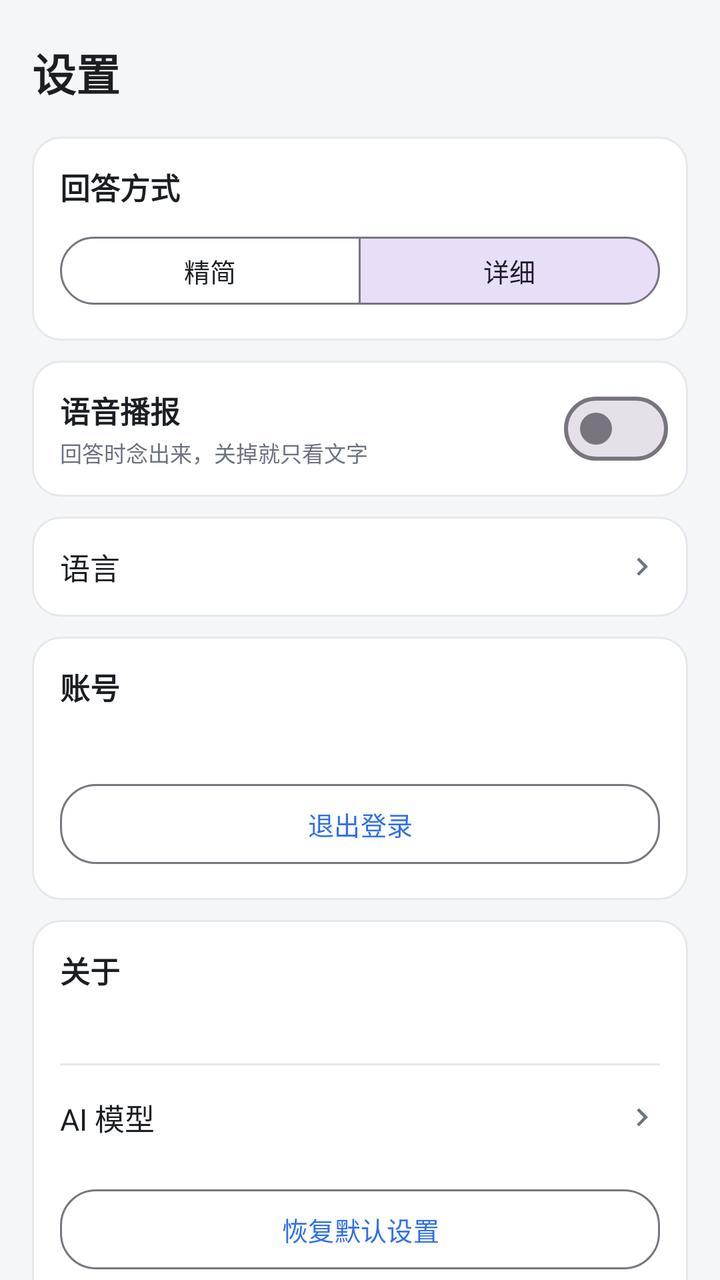
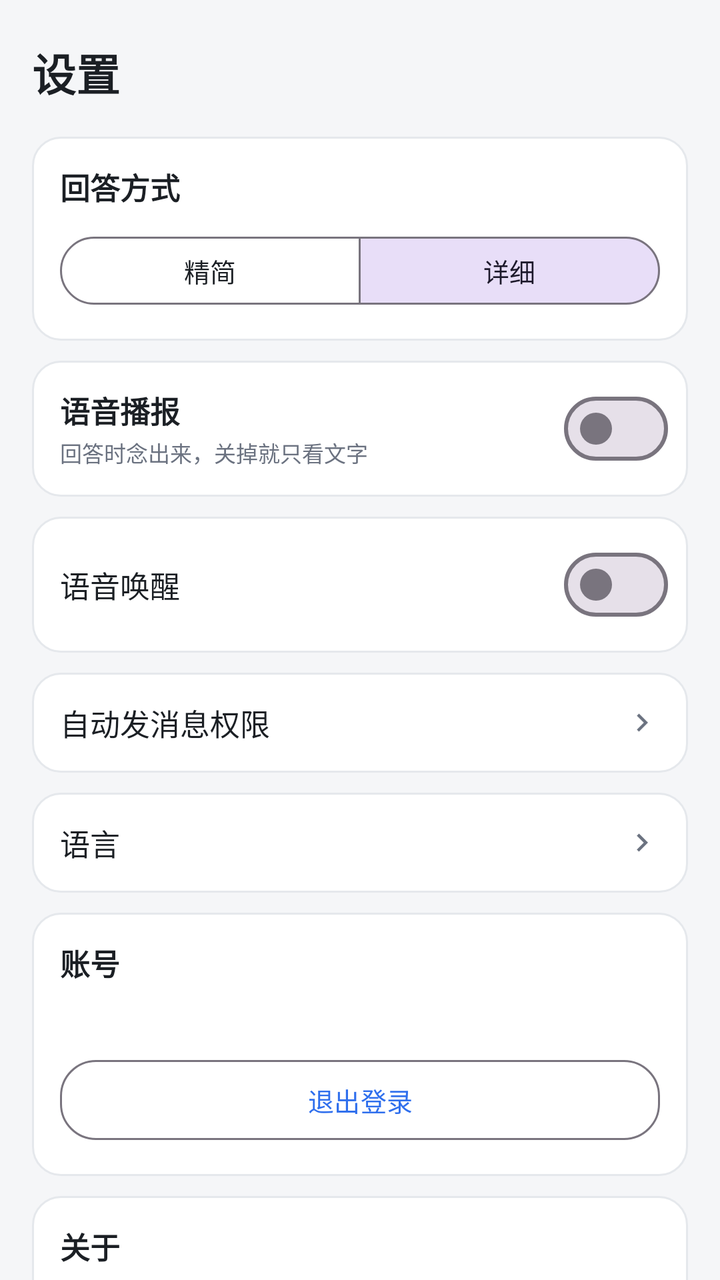

Screens rendered from an Android XML layout before and after an edit, with the pre-edit source and the edit as a unified diff.
<!-- AndroidManifest.xml: application theme Theme.VoiceAssistant -->
<!-- res/layout/fragment_settings.xml -->
<?xml version="1.0" encoding="utf-8"?>
<ScrollView xmlns:android="http://schemas.android.com/apk/res/android"
    xmlns:app="http://schemas.android.com/apk/res-auto"
    android:layout_width="match_parent"
    android:layout_height="match_parent"
    android:background="@color/bg_app"
    android:fillViewport="true"
    android:scrollbars="none">

    <LinearLayout
        android:layout_width="match_parent"
        android:layout_height="wrap_content"
        android:orientation="vertical"
        android:paddingStart="16dp"
        android:paddingTop="20dp"
        android:paddingEnd="16dp"
        android:paddingBottom="28dp">

        <TextView
            android:layout_width="wrap_content"
            android:layout_height="wrap_content"
            android:text="@string/settings_title"
            android:textColor="@color/text_primary"
            android:textSize="22sp"
            android:textStyle="bold" />

        
        <LinearLayout
            android:layout_width="match_parent"
            android:layout_height="wrap_content"
            android:layout_marginTop="16dp"
            android:background="@drawable/bg_card"
            android:orientation="vertical"
            android:padding="14dp">

            <TextView
                android:layout_width="wrap_content"
                android:layout_height="wrap_content"
                android:text="@string/settings_answer_style"
                android:textColor="@color/text_primary"
                android:textSize="15sp"
                android:textStyle="bold" />

            <com.google.android.material.button.MaterialButtonToggleGroup
                android:id="@+id/toggleStyle"
                android:layout_width="match_parent"
                android:layout_height="wrap_content"
                android:layout_marginTop="10dp"
                app:checkedButton="@+id/btnStyleDetailed"
                app:selectionRequired="true"
                app:singleSelection="true">

                <com.google.android.material.button.MaterialButton
                    android:id="@+id/btnStyleConcise"
                    style="@style/Widget.Material3.Button.OutlinedButton"
                    android:layout_width="0dp"
                    android:layout_height="wrap_content"
                    android:layout_weight="1"
                    android:minHeight="42dp"
                    android:text="@string/settings_style_concise"
                    android:textSize="13sp" />

                <com.google.android.material.button.MaterialButton
                    android:id="@+id/btnStyleDetailed"
                    style="@style/Widget.Material3.Button.OutlinedButton"
                    android:layout_width="0dp"
                    android:layout_height="wrap_content"
                    android:layout_weight="1"
                    android:minHeight="42dp"
                    android:text="@string/settings_style_detailed"
                    android:textSize="13sp" />
            </com.google.android.material.button.MaterialButtonToggleGroup>
        </LinearLayout>

        
        <LinearLayout
            android:layout_width="match_parent"
            android:layout_height="wrap_content"
            android:layout_marginTop="10dp"
            android:background="@drawable/bg_card"
            android:gravity="center_vertical"
            android:orientation="horizontal"
            android:paddingStart="14dp"
            android:paddingTop="10dp"
            android:paddingEnd="10dp"
            android:paddingBottom="10dp">

            <LinearLayout
                android:layout_width="0dp"
                android:layout_height="wrap_content"
                android:layout_weight="1"
                android:orientation="vertical">

                <TextView
                    android:layout_width="wrap_content"
                    android:layout_height="wrap_content"
                    android:text="@string/settings_speak"
                    android:textColor="@color/text_primary"
                    android:textSize="15sp"
                    android:textStyle="bold" />

                <TextView
                    android:layout_width="wrap_content"
                    android:layout_height="wrap_content"
                    android:layout_marginTop="2dp"
                    android:text="@string/settings_speak_desc"
                    android:textColor="@color/text_secondary"
                    android:textSize="11sp" />
            </LinearLayout>

            <com.google.android.material.materialswitch.MaterialSwitch
                android:id="@+id/switchSpeak"
                android:layout_width="wrap_content"
                android:layout_height="wrap_content" />
        </LinearLayout>

        
        <LinearLayout
            android:id="@+id/rowLanguage"
            android:layout_width="match_parent"
            android:layout_height="wrap_content"
            android:layout_marginTop="10dp"
            android:background="@drawable/bg_card"
            android:clickable="true"
            android:focusable="true"
            android:foreground="?attr/selectableItemBackground"
            android:gravity="center_vertical"
            android:orientation="horizontal"
            android:padding="14dp">

            <TextView
                android:layout_width="0dp"
                android:layout_height="wrap_content"
                android:layout_weight="1"
                android:text="@string/settings_language"
                android:textColor="@color/text_primary"
                android:textSize="15sp" />

            <TextView
                android:id="@+id/tvLanguageValue"
                android:layout_width="wrap_content"
                android:layout_height="wrap_content"
                android:layout_marginEnd="6dp"
                android:textColor="@color/text_secondary"
                android:textSize="14sp" />

            <ImageView
                android:layout_width="18dp"
                android:layout_height="18dp"
                android:contentDescription="@string/settings_language_title"
                android:rotation="-90"
                android:src="@drawable/ic_chevron_down"
                app:tint="@color/text_secondary" />
        </LinearLayout>

        
        <LinearLayout
            android:layout_width="match_parent"
            android:layout_height="wrap_content"
            android:layout_marginTop="10dp"
            android:background="@drawable/bg_card"
            android:orientation="vertical"
            android:padding="14dp">

            <TextView
                android:layout_width="wrap_content"
                android:layout_height="wrap_content"
                android:text="@string/settings_account"
                android:textColor="@color/text_primary"
                android:textSize="15sp"
                android:textStyle="bold" />

            <TextView
                android:id="@+id/tvAccount"
                android:layout_width="match_parent"
                android:layout_height="wrap_content"
                android:layout_marginTop="6dp"
                android:textColor="@color/text_secondary"
                android:textSize="13sp" />

            <com.google.android.material.button.MaterialButton
                android:id="@+id/btnLogout"
                style="@style/Widget.Material3.Button.OutlinedButton"
                android:layout_width="match_parent"
                android:layout_height="wrap_content"
                android:layout_marginTop="10dp"
                android:text="@string/settings_logout"
                android:textSize="13sp"
                app:cornerRadius="18dp" />
        </LinearLayout>

        
        <LinearLayout
            android:layout_width="match_parent"
            android:layout_height="wrap_content"
            android:layout_marginTop="10dp"
            android:background="@drawable/bg_card"
            android:orientation="vertical"
            android:padding="14dp">

            <TextView
                android:layout_width="wrap_content"
                android:layout_height="wrap_content"
                android:text="@string/settings_about"
                android:textColor="@color/text_primary"
                android:textSize="15sp"
                android:textStyle="bold" />

            <TextView
                android:id="@+id/tvVersion"
                android:layout_width="match_parent"
                android:layout_height="wrap_content"
                android:layout_marginTop="6dp"
                android:textColor="@color/text_secondary"
                android:textSize="13sp" />

            <View
                android:layout_width="match_parent"
                android:layout_height="1dp"
                android:layout_marginTop="12dp"
                android:layout_marginBottom="4dp"
                android:background="@color/bubble_bot_stroke" />

            
            <LinearLayout
                android:id="@+id/rowModel"
                android:layout_width="match_parent"
                android:layout_height="wrap_content"
                android:background="?attr/selectableItemBackground"
                android:clickable="true"
                android:focusable="true"
                android:gravity="center_vertical"
                android:minHeight="44dp"
                android:orientation="horizontal">

                <TextView
                    android:layout_width="0dp"
                    android:layout_height="wrap_content"
                    android:layout_weight="1"
                    android:text="@string/settings_model_row"
                    android:textColor="@color/text_primary"
                    android:textSize="15sp" />

                <TextView
                    android:id="@+id/tvModelValue"
                    android:layout_width="wrap_content"
                    android:layout_height="wrap_content"
                    android:layout_marginEnd="6dp"
                    android:textColor="@color/text_secondary"
                    android:textSize="14sp" />

                <ImageView
                    android:layout_width="18dp"
                    android:layout_height="18dp"
                    android:contentDescription="@string/settings_model_row"
                    android:rotation="-90"
                    android:src="@drawable/ic_chevron_down"
                    app:tint="@color/text_secondary" />
            </LinearLayout>

            <com.google.android.material.button.MaterialButton
                android:id="@+id/btnResetSettings"
                style="@style/Widget.Material3.Button.OutlinedButton"
                android:layout_width="match_parent"
                android:layout_height="wrap_content"
                android:layout_marginTop="10dp"
                android:text="@string/settings_reset"
                android:textSize="13sp"
                app:cornerRadius="18dp" />
        </LinearLayout>

    </LinearLayout>
</ScrollView>
<!-- resources referenced by this layout -->
<resources>
  <color name="bg_app">#F5F6F8</color>
  <color name="bubble_bot_stroke">#E5E8EC</color>
  <color name="text_primary">#1B1F24</color>
  <color name="text_secondary">#6B7280</color>
  <!-- drawable bg_card (drawable) -->
  <?xml version="1.0" encoding="utf-8"?>
  <shape xmlns:android="http://schemas.android.com/apk/res/android"
      android:shape="rectangle">
      <solid android:color="@color/surface" />
      <corners android:radius="14dp" />
      <stroke
          android:width="1dp"
          android:color="@color/bubble_bot_stroke" />
  </shape>
  <!-- drawable ic_chevron_down (drawable) -->
  <vector xmlns:android="http://schemas.android.com/apk/res/android"
      android:width="24dp"
      android:height="24dp"
      android:viewportWidth="24"
      android:viewportHeight="24">
      <path
          android:fillColor="#FF000000"
          android:pathData="M7.41,8.59L12,13.17l4.59,-4.58L18,10l-6,6 -6,-6 1.41,-1.41z" />
  </vector>
  <string name="settings_about">关于</string>
  <string name="settings_account">账号</string>
  <string name="settings_answer_style">回答方式</string>
  <string name="settings_language">语言</string>
  <string name="settings_language_title">选择界面语言</string>
  <string name="settings_logout">退出登录</string>
  <string name="settings_model_row">AI 模型</string>
  <string name="settings_reset">恢复默认设置</string>
  <string name="settings_speak">语音播报</string>
  <string name="settings_speak_desc">回答时念出来，关掉就只看文字</string>
  <string name="settings_style_concise">精简</string>
  <string name="settings_style_detailed">详细</string>
  <string name="settings_title">设置</string>
  <style name="Theme.VoiceAssistant" parent="Base.Theme.VoiceAssistant" />
  <color name="surface">#FFFFFFFF</color>
  <style name="Base.Theme.VoiceAssistant" parent="Theme.Material3.Light.NoActionBar">
          
          <item name="colorPrimary">@color/brand_primary</item>
          <item name="colorOnPrimary">@color/white</item>
          <item name="colorPrimaryContainer">@color/chip_bg</item>
          <item name="colorOnPrimaryContainer">@color/brand_primary_dark</item>
          <item name="colorSurface">@color/surface</item>
          <item name="colorOnSurface">@color/text_primary</item>
          <item name="colorSurfaceVariant">@color/input_bg</item>
          <item name="colorOnSurfaceVariant">@color/text_secondary</item>
          <item name="android:colorBackground">@color/bg_app</item>
  
          
          <item name="android:windowBackground">@color/bg_app</item>
  
          
          <item name="android:statusBarColor">@android:color/transparent</item>
          <item name="android:navigationBarColor">@android:color/transparent</item>
          <item name="android:windowLightStatusBar">true</item>
          <item name="android:windowLightNavigationBar">true</item>
          <item name="android:windowDrawsSystemBarBackgrounds">true</item>
  
          
          <item name="android:forceDarkAllowed" tools:targetApi="q">false</item>
      </style>
  <color name="brand_primary">#2F6FED</color>
  <color name="white">#FFFFFFFF</color>
  <color name="chip_bg">#EAF1FE</color>
  <color name="brand_primary_dark">#1E4FBF</color>
  <color name="input_bg">#F1F3F5</color>
</resources>

<!-- the commit's change to res/layout/fragment_settings.xml (unified diff, before → after) -->
@@ -116,6 +116,64 @@
 
         
         <LinearLayout
+            android:layout_width="match_parent"
+            android:layout_height="wrap_content"
+            android:layout_marginTop="10dp"
+            android:background="@drawable/bg_card"
+            android:gravity="center_vertical"
+            android:orientation="horizontal"
+            android:paddingStart="14dp"
+            android:paddingTop="10dp"
+            android:paddingEnd="10dp"
+            android:paddingBottom="10dp">
+
+            <TextView
+                android:layout_width="0dp"
+                android:layout_height="wrap_content"
+                android:layout_weight="1"
+                android:text="@string/settings_wake"
+                android:textColor="@color/text_primary"
+                android:textSize="15sp" />
+
+            <com.google.android.material.materialswitch.MaterialSwitch
+                android:id="@+id/switchWake"
+                android:layout_width="wrap_content"
+                android:layout_height="wrap_content" />
+        </LinearLayout>
+
+        
+        <LinearLayout
+            android:id="@+id/rowAccessibility"
+            android:layout_width="match_parent"
+            android:layout_height="wrap_content"
+            android:layout_marginTop="10dp"
+            android:background="@drawable/bg_card"
+            android:clickable="true"
+            android:focusable="true"
+            android:foreground="?attr/selectableItemBackground"
+            android:gravity="center_vertical"
+            android:orientation="horizontal"
+            android:padding="14dp">
+
+            <TextView
+                android:layout_width="0dp"
+                android:layout_height="wrap_content"
+                android:layout_weight="1"
+                android:text="@string/settings_access"
+                android:textColor="@color/text_primary"
+                android:textSize="15sp" />
+
+            <ImageView
+                android:layout_width="18dp"
+                android:layout_height="18dp"
+                android:contentDescription="@string/settings_access"
+                android:rotation="-90"
+                android:src="@drawable/ic_chevron_down"
+                app:tint="@color/text_secondary" />
+        </LinearLayout>
+
+        
+        <LinearLayout
             android:id="@+id/rowLanguage"
             android:layout_width="match_parent"
             android:layout_height="wrap_content"
<!-- resource entries referenced after the edit -->
@@ -25,6 +25,7 @@
           android:pathData="M7.41,8.59L12,13.17l4.59,-4.58L18,10l-6,6 -6,-6 1.41,-1.41z" />
   </vector>
   <string name="settings_about">关于</string>
+  <string name="settings_access">自动发消息权限</string>
   <string name="settings_account">账号</string>
   <string name="settings_answer_style">回答方式</string>
   <string name="settings_language">语言</string>
@@ -37,6 +38,7 @@
   <string name="settings_style_concise">精简</string>
   <string name="settings_style_detailed">详细</string>
   <string name="settings_title">设置</string>
+  <string name="settings_wake">语音唤醒</string>
   <style name="Theme.VoiceAssistant" parent="Base.Theme.VoiceAssistant" />
   <color name="surface">#FFFFFFFF</color>
   <style name="Base.Theme.VoiceAssistant" parent="Theme.Material3.Light.NoActionBar">
